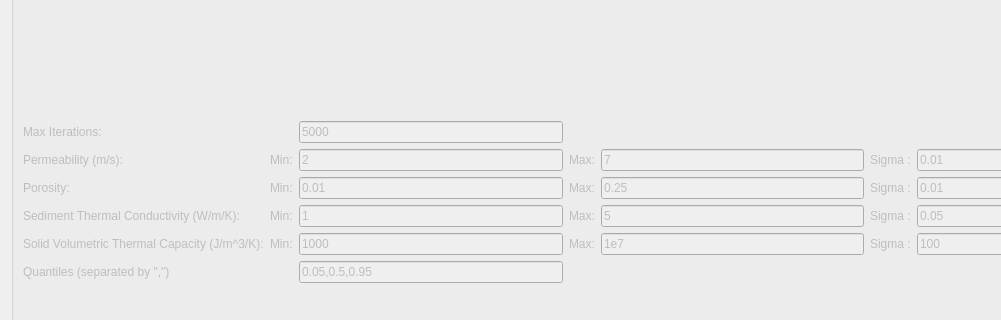
Qt form molonaviz/ui/dialogCompute.ui (GVigne/Molonaviz) before a commit; both pictures show x 0 to 1001 and y 535 to 855 of the 1204 by 995 pixel window.
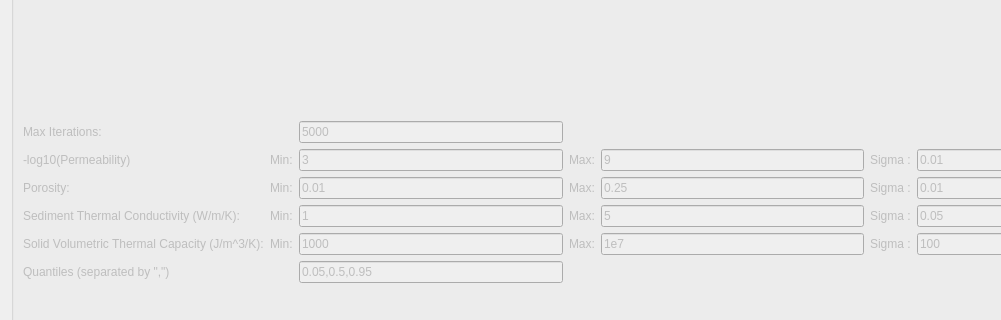
The same form after that commit.

Commit message: Switched the model tab to display information horizontally rather than vertically

What changed in the file:
```diff
--- a/molonaviz/ui/dialogCompute.ui
+++ b/molonaviz/ui/dialogCompute.ui
@@ -246,7 +246,7 @@
           <item>
            <widget class="QLineEdit" name="lineEditKMax">
             <property name="text">
-             <string>7</string>
+             <string>9</string>
             </property>
             <property name="readOnly">
              <bool>false</bool>
@@ -274,7 +274,7 @@
           <item>
            <widget class="QLineEdit" name="lineEditKMin">
             <property name="text">
-             <string>2</string>
+             <string>3</string>
             </property>
             <property name="readOnly">
              <bool>false</bool>
@@ -300,7 +300,7 @@
         <item row="1" column="0">
          <widget class="QLabel" name="labelMoinsLog10KMCMC">
           <property name="text">
-           <string>Permeability (m/s):</string>
+           <string>-log10(Permeability)</string>
           </property>
          </widget>
         </item>
```
The commit also changes 3 other files.
